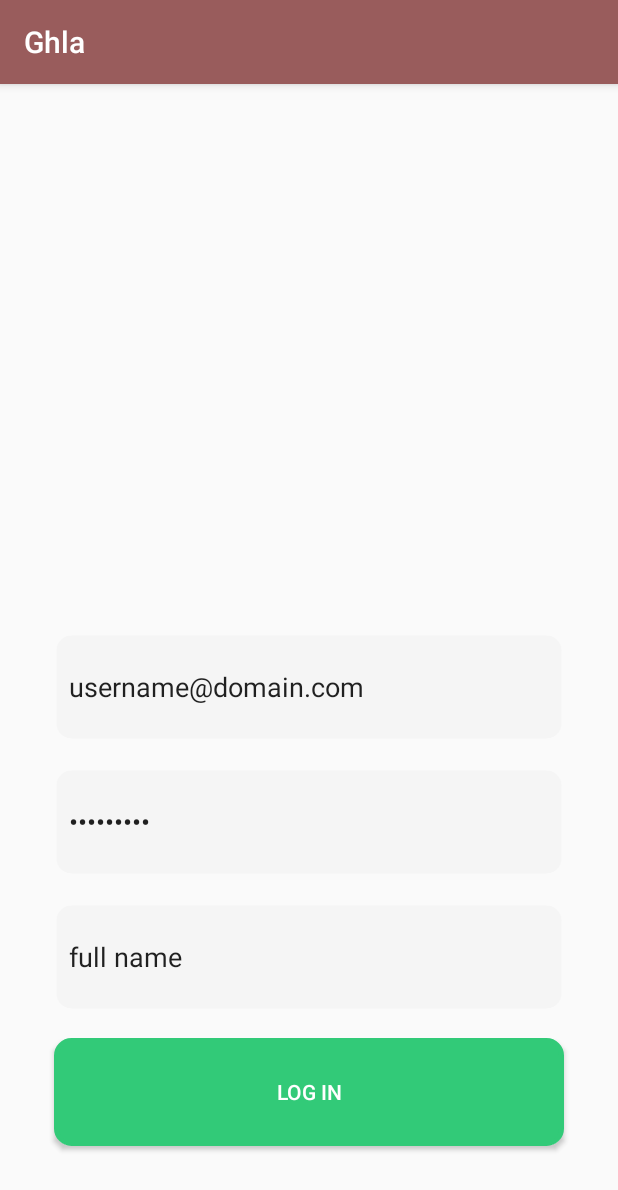
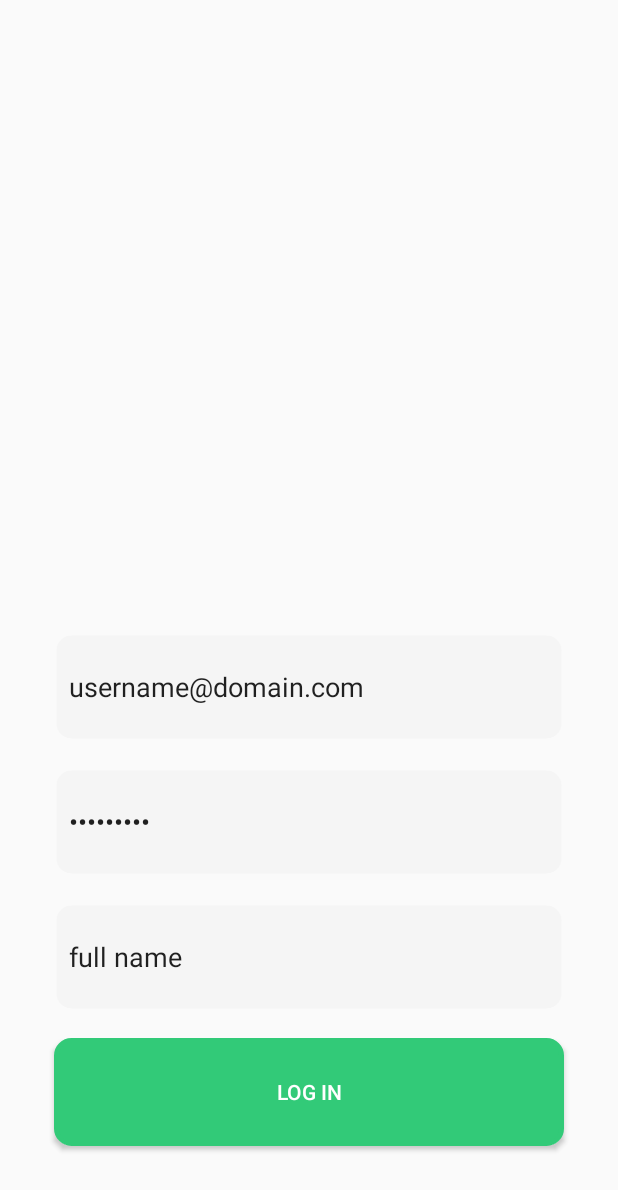
Before and after one commit to maniksundar/ghla, an Android app: the screen it shows after launch (SignInActivity), on a phone screen of 412 x 824 dp. Shown: the top 1190 px of the screen. Run offline under Robolectric (Android 15) with nearby library versions, the phone set to English and light mode, and no system bars.

Commit message:
Create a new style - AppTheme.NoActionBar. Add noActionbar theme to sign in activity in AndroidManifest

```diff
--- a/app/src/main/AndroidManifest.xml
+++ b/app/src/main/AndroidManifest.xml
@@ -16,10 +16,11 @@
         android:theme="@style/AppTheme">
         <activity
             android:name=".SignInActivity"
-            android:label="@string/app_name">
+            android:label="@string/app_name"
+            android:theme="@style/AppTheme.NoActionBar">
+
             <intent-filter>
                 <action android:name="android.intent.action.MAIN" />
-
                 <category android:name="android.intent.category.LAUNCHER" />
             </intent-filter>
         </activity>
--- a/app/src/main/res/values/styles.xml
+++ b/app/src/main/res/values/styles.xml
@@ -8,4 +8,10 @@
         <item name="colorAccent">@color/colorAccent</item>
     </style>
 
+    <style name="AppTheme.NoActionBar" parent="Theme.AppCompat.Light.DarkActionBar">
+        <item name="windowActionBar">false</item>
+        <item name="windowNoTitle">true</item>
+        <item name="android:windowFullscreen">true</item>
+    </style>
+
 </resources>
```
